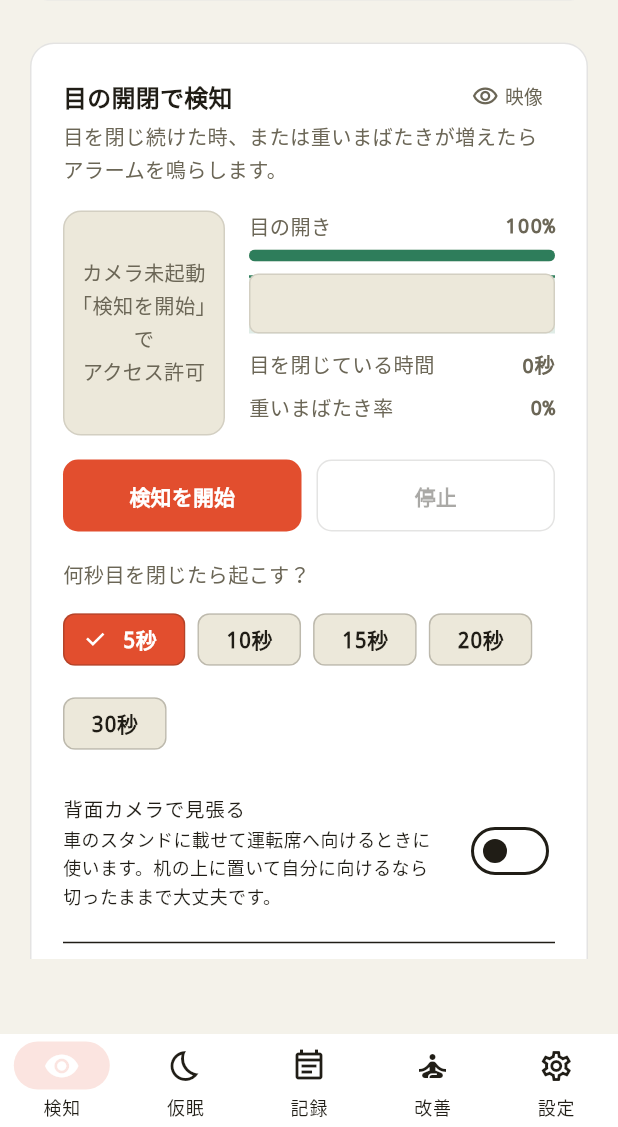
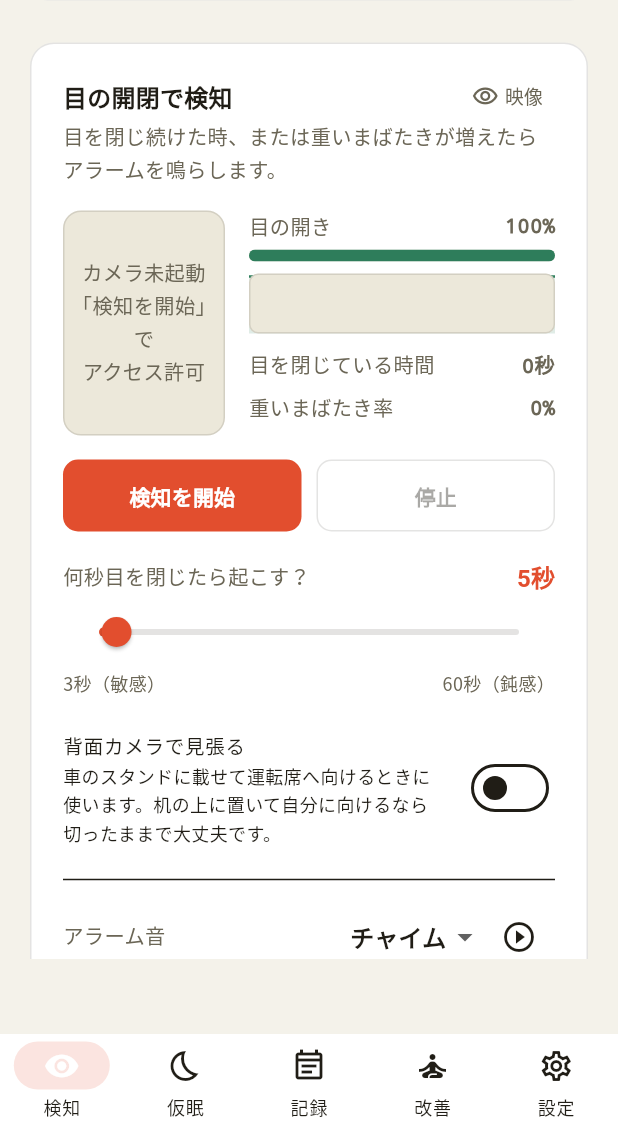
Before and after one commit to toriumib/inemuri_guard, a Flutter app: the screen it shows after launch, on a phone screen of 412 x 824 dp, the part 109-1236 px from its top. Run offline on Flutter 3.47's test engine with Material 3 defaults, Android fonts, the phone set to English and light mode, and no system bars; drawn by our look-alikes of google_mobile_ads; our stand-ins replace audioplayers, camera, flutter_local_notifications, google_fonts, in_app_purchase, in_app_review and 5 more; missing offline and left inert: google_mlkit_face_detection, noise_meter; network calls fail.

Commit message:
閉じた時間をスライダーで選べるようにする／勝手に設定画面を開くのをやめる
## スライダー

選択肢を並べる形だと刻みの間の値（7秒、12秒）が選べず、選択肢を増やす
ほど画面を食う。ここは連続量なのでスライダーにした。3〜60秒を1秒刻み。

下限を3秒にしたのは、まばたきが 0.1〜0.4 秒、意図的に閉じても1秒程度
なので、それより短くすると普通のまばたきで鳴ってしまうため。

保存は指を離したときだけにしてある。動かすたびに書くと、指の動きに
SharedPreferences への書き込みが張り付く。

溝の色は明示した。テーマ任せだとカードの白地に溶けて、つまみだけが
宙に浮いて見えた（実機で確認）。

実機で 5秒→39秒 に動かし、強制終了して起動し直しても 39秒 のまま
残ることを確認した。

## 勝手に設定画面を開くのをやめる

「はい、起こしてほしい」を押したとき、許可が無ければ通知アクセスの
設定画面を自動で開いていた。アプリが勝手に画面を切り替えるのは、それ
自体が驚きになる。外した。許可が要るときはカード内の「通知への
アクセスを許可する」を押してもらう（押したときだけ開く）。

なお「検知すると設定画面が開く」の再現はできていない。アプリが自分で
画面を開く経路はここ一つだけなので、まずこれを塞いだ。アラーム通知の
fullScreenIntent も画面を前面に引き出すが、実機で背面から鳴らしても
ランチャーのままで、何も前面に出てこなかった。

Co-Authored-By: Claude Opus 5 <noreply@anthropic.com>

```diff
--- a/lib/screens/detect_screen.dart
+++ b/lib/screens/detect_screen.dart
@@ -157,11 +157,9 @@ class _DetectScreenState extends State<DetectScreen> {
                     ],
                   ),
                   const SizedBox(height: 18),
-                  _ChipThresholdPicker(
+                  _ThresholdSlider(
                     title: '何秒目を閉じたら起こす？',
-                    options: const [5, 10, 15, 20, 30],
                     value: stats.eyeThresholdSeconds,
-                    suffix: '秒',
                     color: c.accentAlert,
                     onChanged: (v) {
                       stats.setEyeThresholdSeconds(v);
@@ -751,3 +749,100 @@ class _LogList extends StatelessWidget {
     );
   }
 }
+
+/// 「何秒目を閉じたら起こす」をスライダーで選ぶ。
+///
+/// 選択肢を並べる形だと、刻みの間の値（7秒、12秒）が選べず、しかも
+/// 選択肢を増やすほど画面を食う。ここは連続量なのでスライダーが素直。
+///
+/// 下限は3秒。まばたきは 0.1〜0.4 秒、意図的に閉じても1秒程度なので、
+/// それより短くすると普通のまばたきで鳴ってしまう。
+class _ThresholdSlider extends StatefulWidget {
+  final String title;
+  final int value;
+  final Color color;
+  final ValueChanged<int> onChanged;
+  const _ThresholdSlider({
+    required this.title,
+    required this.value,
+    required this.color,
+    required this.onChanged,
+  });
+
+  static const minSeconds = 3;
+  static const maxSeconds = 60;
+
+  @override
+  State<_ThresholdSlider> createState() => _ThresholdSliderState();
+}
+
+class _ThresholdSliderState extends State<_ThresholdSlider> {
+  /// 指を動かしている間の値。離すまで保存しない（動かすたびに
+  /// SharedPreferences へ書くと、指の動きに書き込みが張り付く）。
+  double? _dragging;
+
+  @override
+  Widget build(BuildContext context) {
+    final c = AppColors.of(context);
+    final shown = (_dragging ?? widget.value.toDouble()).round();
+
+    return Column(
+      crossAxisAlignment: CrossAxisAlignment.start,
+      children: [
+        Row(
+          children: [
+            Expanded(
+              child: Text(
+                widget.title,
+                style: Theme.of(context).textTheme.bodyMedium,
+              ),
+            ),
+            Text(
+              '$shown秒',
+              style: Theme.of(context).textTheme.titleMedium?.copyWith(
+                color: widget.color,
+                fontWeight: FontWeight.w700,
+              ),
+            ),
+          ],
+        ),
+        Slider(
+          value: shown.toDouble().clamp(
+            _ThresholdSlider.minSeconds.toDouble(),
+            _ThresholdSlider.maxSeconds.toDouble(),
+          ),
+          min: _ThresholdSlider.minSeconds.toDouble(),
+          max: _ThresholdSlider.maxSeconds.toDouble(),
+          divisions: _ThresholdSlider.maxSeconds - _ThresholdSlider.minSeconds,
+          label: '$shown秒',
+          activeColor: widget.color,
+          // 溝の色を明示する。テーマ任せだとカードの白地に溶けて、
+          // つまみだけが宙に浮いて見える（実機で確認）。
+          inactiveColor: c.border,
+          onChanged: (v) => setState(() => _dragging = v),
+          onChangeEnd: (v) {
+            setState(() => _dragging = null);
+            widget.onChanged(v.round());
+          },
+        ),
+        Row(
+          mainAxisAlignment: MainAxisAlignment.spaceBetween,
+          children: [
+            Text(
+              '${_ThresholdSlider.minSeconds}秒（敏感）',
+              style: Theme.of(
+                context,
+              ).textTheme.bodyMedium?.copyWith(fontSize: 12, color: c.textDim),
+            ),
+            Text(
+              '${_ThresholdSlider.maxSeconds}秒（鈍感）',
+              style: Theme.of(
+                context,
+              ).textTheme.bodyMedium?.copyWith(fontSize: 12, color: c.textDim),
+            ),
+          ],
+        ),
+      ],
+    );
+  }
+}
--- a/lib/services/nudge_service.dart
+++ b/lib/services/nudge_service.dart
@@ -107,8 +107,14 @@ class NudgeService extends ChangeNotifier {
     notifyListeners();
   }
 
-  /// 問いに答えてもらった。「はい」なら有効にして、許可の画面まで開く。
-  /// 許可はユーザー自身がその画面で与えるしかないので、こちらは開くだけ。
+  /// 問いに答えてもらった。「はい」なら有効にする。
+  ///
+  /// ⚠️ ここから設定画面を**自動では開かない**。
+  /// 以前は許可が無いときに勝手に開いていたが、
+  /// 「検知すると謎に設定画面が開く」という指摘を受けて外した。
+  /// アプリが勝手に画面を切り替えるのは、それ自体が驚きになる。
+  /// 許可が要るときは、カード内の「通知へのアクセスを許可する」を
+  /// 押してもらう。押したときだけ [openSettings] が走る。
   Future<void> answer(bool yes) async {
     asked = true;
     final prefs = await SharedPreferences.getInstance();
@@ -116,7 +122,6 @@ class NudgeService extends ChangeNotifier {
     if (yes) {
       await setEnabled(true);
       await refreshGranted();
-      if (!granted) await openSettings();
     }
     notifyListeners();
   }
```
